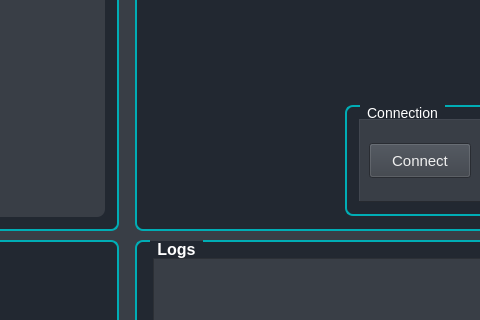
maciejkaniewski/Drone-control-with-hand-gestures-using-image-processing, file ui/form.ui: the form before one commit; both pictures show x 513 to 993 and y 104 to 424 of the 1280 by 720 pixel window.
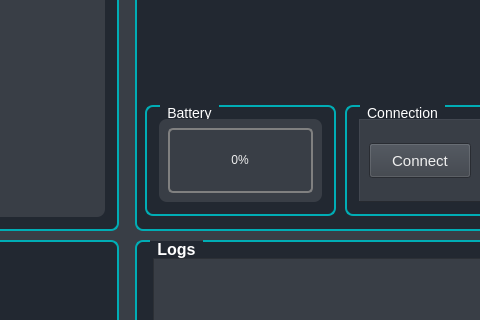
The form after the commit. Icons and pictures are not drawn.

Commit message: Implement battery state read

The edit to the form file:
```diff
--- a/ui/form.ui
+++ b/ui/form.ui
@@ -506,6 +506,109 @@
         </item>
        </layout>
       </widget>
+      <widget class="QGroupBox" name="QGroupBox_Drone_Battery">
+       <property name="geometry">
+        <rect>
+         <x>10</x>
+         <y>200</y>
+         <width>191</width>
+         <height>111</height>
+        </rect>
+       </property>
+       <property name="styleSheet">
+        <string notr="true">QGroupBox#QGroupBox_Drone_Battery {
+    background-color:  #222831;
+    border: 2px solid gray;
+	 border-color: #00ADB5;
+    border-radius: 8px;
+    margin-top: 1ex; /* leave space at the top for the title */
+	font-size: 14px;
+}
+
+QGroupBox::title#QGroupBox_Drone_Battery   {
+    color:  white;
+    subcontrol-origin: margin;
+	left: 15px;
+    padding: 0px 5px 0px 5px;
+}</string>
+       </property>
+       <property name="title">
+        <string>Battery</string>
+       </property>
+       <layout class="QGridLayout" name="gridLayout_8">
+        <property name="leftMargin">
+         <number>12</number>
+        </property>
+        <property name="topMargin">
+         <number>12</number>
+        </property>
+        <property name="rightMargin">
+         <number>12</number>
+        </property>
+        <property name="bottomMargin">
+         <number>12</number>
+        </property>
+        <item row="0" column="0">
+         <widget class="QFrame" name="QFrame_Data_Drone_Battery">
+          <property name="styleSheet">
+           <string notr="true">QFrame#QFrame_Data_Drone_Battery {
+    border-radius: 8px;
+	background-color: #393E46;
+}</string>
+          </property>
+          <property name="frameShape">
+           <enum>QFrame::Panel</enum>
+          </property>
+          <property name="frameShadow">
+           <enum>QFrame::Raised</enum>
+          </property>
+          <layout class="QGridLayout" name="gridLayout_9">
+           <item row="0" column="0">
+            <widget class="QProgressBar" name="QProgressBar_Battery">
+             <property name="enabled">
+              <bool>true</bool>
+             </property>
+             <property name="sizePolicy">
+              <sizepolicy hsizetype="Expanding" vsizetype="Minimum">
+               <horstretch>0</horstretch>
+               <verstretch>0</verstretch>
+              </sizepolicy>
+             </property>
+             <property name="styleSheet">
+              <string notr="true">QProgressBar#QProgressBar_Battery {
+    border: 2px solid grey;
+    border-radius: 5px;
+	 color:#EEEEEE;
+}
+
+QProgressBar::chunk#QProgressBar_Battery  {
+    background-color: #00ADB5;
+    width: 20px;
+}
+</string>
+             </property>
+             <property name="value">
+              <number>0</number>
+             </property>
+             <property name="alignment">
+              <set>Qt::AlignCenter</set>
+             </property>
+             <property name="textVisible">
+              <bool>true</bool>
+             </property>
+             <property name="orientation">
+              <enum>Qt::Horizontal</enum>
+             </property>
+             <property name="invertedAppearance">
+              <bool>false</bool>
+             </property>
+            </widget>
+           </item>
+          </layout>
+         </widget>
+        </item>
+       </layout>
+      </widget>
      </widget>
     </item>
    </layout>
```
The commit also changes 2 other files.
